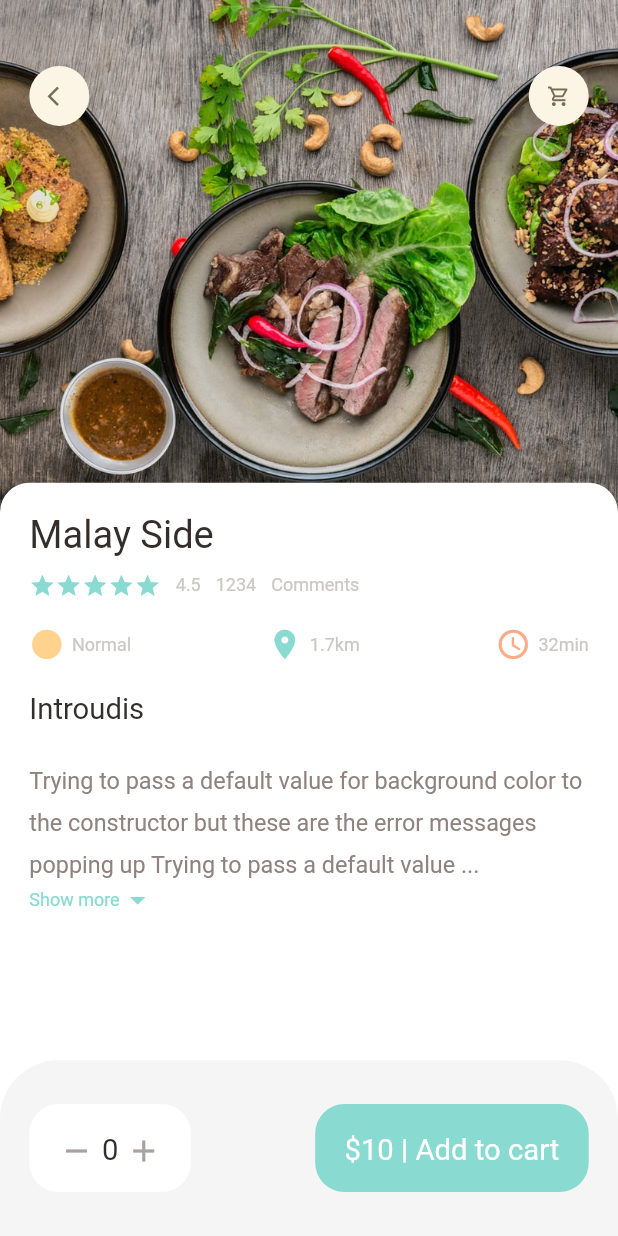
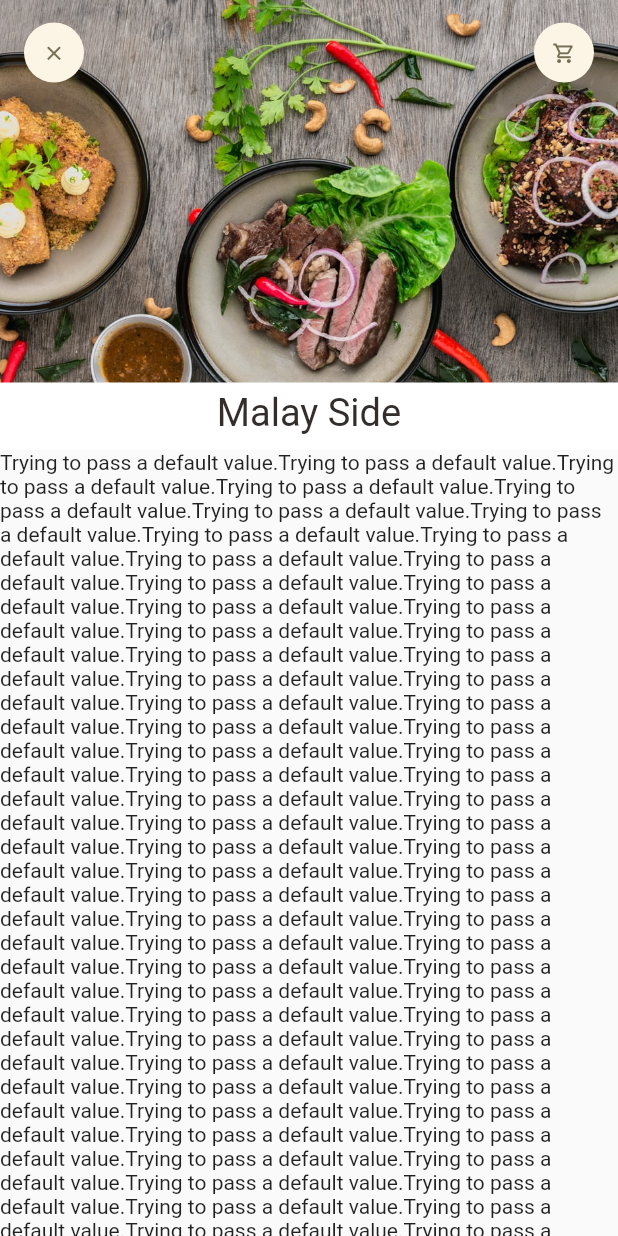
Before and after one commit to Katanabiz/Aziq-Tulik-Jetkizw, a Flutter app: the screen it shows after launch, on a phone screen of 412 x 824 dp. Run offline on Flutter 3.47's test engine with Material 2 defaults, Android fonts, the light colour scheme and no system bars; our stand-ins replace dots_indicator, get.

Commit message:
added toolbar height

```diff
--- /dev/null
+++ b/lib/app/views/food/recommended_food_details_view.dart
@@ -0,0 +1,45 @@
+import 'package:aziq_tulik_jetkizw/app/vidjetter/appbar_icons_widget.dart';
+import 'package:aziq_tulik_jetkizw/app/vidjetter/big_text_widget.dart';
+import 'package:aziq_tulik_jetkizw/common/quraldar/app_dimensions.dart';
+import 'package:aziq_tulik_jetkizw/common/quraldar/app_tusteri.dart';
+import 'package:flutter/material.dart';
+
+class RecommendedFoodDetailsView extends StatelessWidget {
+  const RecommendedFoodDetailsView({super.key});
+
+  @override
+  Widget build(BuildContext context) {
+    return Scaffold(
+        body: CustomScrollView(
+      slivers: <Widget>[
+        SliverAppBar(
+          toolbarHeight: 70,
+          title: Row(
+            mainAxisAlignment: MainAxisAlignment.spaceBetween,
+            children: const [
+              AppbarIconwidget(icon: Icons.clear),
+              AppbarIconwidget(icon: Icons.shopping_cart_outlined)
+            ],
+          ),
+          bottom: PreferredSize(
+              preferredSize: const Size.fromHeight(20),
+              child: Container(
+                padding: const EdgeInsets.only(top: 5, bottom: 10),
+                color: Colors.white,
+                width: double.maxFinite,
+                child: Center(
+                    child: BigTextWidget(
+                        text: 'Malay Side', size: Dimensions.font26)),
+              )),
+          pinned: true,
+          expandedHeight: 300,
+          backgroundColor: AppTusteri.sariTus,
+          flexibleSpace: FlexibleSpaceBar(
+              background: Image.asset('assets/images/food0.png',
+                  width: double.maxFinite, fit: BoxFit.cover)),
+        ),
+        SliverToBoxAdapter(child: Text('Trying to pass a default value.' * 100))
+      ],
+    ));
+  }
+}
--- a/lib/main.dart
+++ b/lib/main.dart
@@ -1,6 +1,7 @@
 import 'package:flutter/material.dart';
 
 import 'app/views/food/popular_food_details_view.dart';
+import 'app/views/food/recommended_food_details_view.dart';
 import 'app/views/uy/main_food_view.dart';
 import 'package:get/get.dart';
 
@@ -19,7 +20,7 @@ class MyApp extends StatelessWidget {
           primarySwatch: Colors.blue,
         ),
         home:
-            const PopularFoodDetailsView() // const PopularFoodDetailsView(), //const MianFoodView()
+            const RecommendedFoodDetailsView() // const PopularFoodDetailsView(), //const MianFoodView()
         );
   }
 }
```
